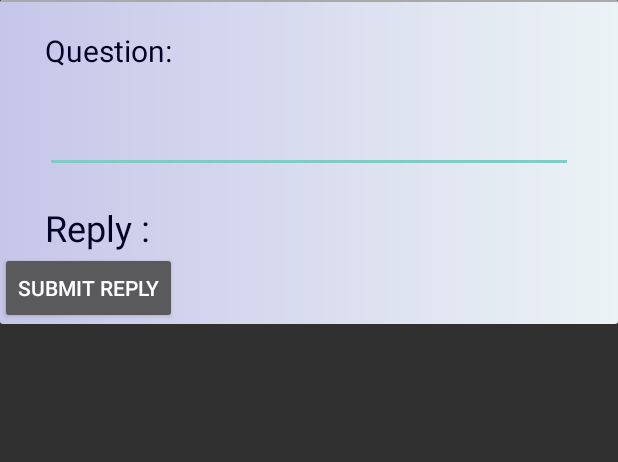
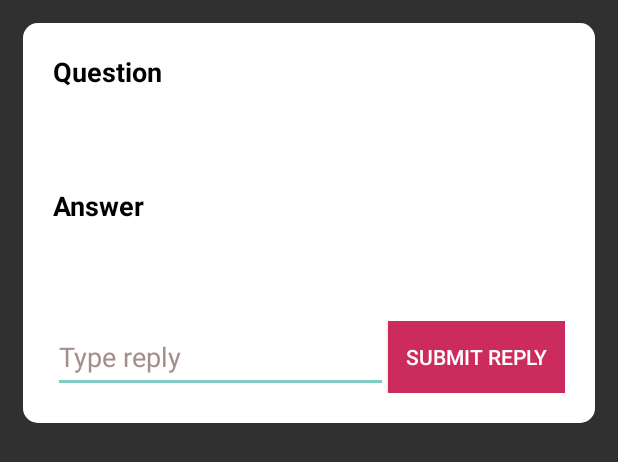
Before and after one commit to Pratiksha12051999/AttendanceAppUpdated, an Android app: the layout list_item_layout.xml on its own in the app's theme, with its tools: preview values and no code run, on a phone screen of 412 x 824 dp. Shown: the top 462 px of the screen. Run offline under Robolectric (Android 15) with nearby library versions, the phone set to English and light mode, and no system bars; Roboto replaces fonts that are not available here.

Commit message:
Discussion listview

```diff
--- a/app/src/main/java/com/example/attendanceapp/ForumActivity.java
+++ b/app/src/main/java/com/example/attendanceapp/ForumActivity.java
@@ -4,6 +4,7 @@ import androidx.appcompat.app.AppCompatActivity;
 import androidx.recyclerview.widget.LinearLayoutManager;
 import androidx.recyclerview.widget.RecyclerView;
 
+import android.graphics.Color;
 import android.os.Build;
 import android.os.Bundle;
 import android.view.View;
@@ -68,7 +69,10 @@ public class ForumActivity extends AppCompatActivity {
             @Override
             protected void populateViewHolder(DiscussViewHolder discussViewHolder, Discuss discuss, int i) {
                 discussViewHolder.setQuestion(discuss.getQuestion());
-                discussViewHolder.setAnswer(discuss.getAnswer());
+                if(discuss.getAnswer().equals(" "))
+                    discussViewHolder.setAnswer("Know the answer? Submit a reply!");
+                else
+                    discussViewHolder.setAnswer(discuss.getAnswer());
             }
         };
         list.setAdapter(firebaseRecyclerAdapter);
@@ -93,11 +97,19 @@ public class ForumActivity extends AppCompatActivity {
             reply.setOnClickListener(new View.OnClickListener() {
                 @Override
                 public void onClick(View v) {
+                    TextView question=(TextView) mView.findViewById(R.id.getquestion);
+                    String ques=question.getText().toString();
                     TextView giveanswer = (TextView) mView.findViewById(R.id.giveanswer);
                     String ans = giveanswer.getText().toString();
+                    DatabaseReference dRef=FirebaseDatabase.getInstance().getReference("Discussion");
+                    dRef.child(ques).child("answer").setValue(ans);
                 }
             });
             TextView getanswer = (TextView) mView.findViewById(R.id.getanswer);
+            if(answer.equals("Know the answer? Submit a reply!"))
+                getanswer.setTextColor(Color.rgb(255, 0, 0));
+            else
+                reply.setText("Change reply");
             getanswer.setText(answer);
         }
     }
--- a/app/src/main/res/layout/list_item_layout.xml
+++ b/app/src/main/res/layout/list_item_layout.xml
@@ -1,110 +1,109 @@
 <?xml version="1.0" encoding="utf-8"?>
 <LinearLayout xmlns:android="http://schemas.android.com/apk/res/android"
     xmlns:app="http://schemas.android.com/apk/res-auto"
-
     android:layout_width="match_parent"
     android:layout_height="wrap_content"
     android:orientation="vertical">
+
     <androidx.cardview.widget.CardView
         android:layout_width="match_parent"
+        android:layout_height="wrap_content"
+        android:layout_margin="15dp"
+        android:layout_marginLeft="0dp"
         android:layout_marginRight="0dp"
-        app:cardCornerRadius="2dp"
+        android:backgroundTint="#cc2b5e"
         android:orientation="vertical"
-        android:layout_marginLeft="0dp"
-        android:layout_height="wrap_content">
+        app:cardCornerRadius="10dp">
 
-        <View
-            android:id="@+id/divider2"
-            android:layout_width="match_parent"
-            android:layout_height="1dp"
-            android:layout_weight="4"
-            android:background="#a9a9a9" />
-        <LinearLayout
+        <androidx.constraintlayout.widget.ConstraintLayout
             android:layout_width="match_parent"
             android:layout_height="match_parent"
-            android:background="@drawable/bg1"
-            android:orientation="vertical">
+            android:background="#ffffff">
 
-            <LinearLayout
+            <TextView
+                android:id="@+id/textQuestion"
+                android:layout_width="wrap_content"
+                android:layout_height="wrap_content"
+                android:layout_margin="20dp"
+                android:text="Question"
+                android:textColor="#000000"
+                android:textSize="18dp"
+                android:textStyle="bold"
+                app:layout_constraintStart_toStartOf="parent"
+                app:layout_constraintTop_toTopOf="parent" />
+
+            <TextView
+                android:id="@+id/getquestion"
                 android:layout_width="match_parent"
                 android:layout_height="wrap_content"
-                android:layout_marginLeft="30dp"
-                android:layout_marginTop="20dp"
-                android:layout_marginRight="30dp"
-                android:orientation="horizontal">
+                android:textColor="#000000"
+                android:layout_margin="20dp"
+                android:textSize="18dp"
+                app:layout_constraintTop_toBottomOf="@id/textQuestion"
+                app:layout_constraintLeft_toLeftOf="parent"
+                app:layout_constraintRight_toRightOf="parent"/>
 
-                <TextView
-                    android:layout_width="wrap_content"
-                    android:layout_height="wrap_content"
-                    android:text="Question: "
-                    android:textColor="#020024"
-                    android:textSize="20sp" />
+            <TextView
+                android:id="@+id/textAnswer"
+                android:layout_width="wrap_content"
+                android:layout_height="wrap_content"
+                android:layout_margin="20dp"
+                android:textStyle="bold"
+                android:text="Answer"
+                android:textColor="#000000"
+                android:textSize="18dp"
+                app:layout_constraintStart_toStartOf="parent"
+                app:layout_constraintTop_toBottomOf="@id/getquestion" />
 
-                <TextView
-                    android:id="@+id/getquestion"
-                    android:layout_width="wrap_content"
-                    android:layout_height="wrap_content"
-                    android:text=""
-                    android:textColor="#020024"
-                    android:textSize="20sp" />
-
-            </LinearLayout>
-
-            <LinearLayout
+            <TextView
+                android:id="@+id/getanswer"
                 android:layout_width="match_parent"
                 android:layout_height="wrap_content"
-                android:layout_marginLeft="30dp"
-                android:layout_marginTop="20dp"
-                android:layout_marginRight="30dp"
-                android:orientation="horizontal">
+                android:textColor="#000000"
+                android:layout_margin="20dp"
+                android:textSize="18dp"
+                app:layout_constraintTop_toBottomOf="@id/textAnswer"
+                app:layout_constraintEnd_toEndOf="parent"
+                app:layout_constraintStart_toStartOf="parent"/>
+
+            <GridLayout
+                android:layout_width="match_parent"
+                android:layout_height="wrap_content"
+                android:background="#ffffff"
+                android:layout_margin="20dp"
+                app:layout_constraintTop_toBottomOf="@id/getanswer"
+                app:layout_constraintBottom_toBottomOf="parent">
 
                 <EditText
                     android:id="@+id/giveanswer"
-                    android:layout_width="match_parent"
-                    android:layout_height="wrap_content"
-                    android:textColor="#020024"
-                    android:textSize="20sp" />
-
-            </LinearLayout>
-
-            <LinearLayout
-                android:layout_width="match_parent"
-                android:layout_height="wrap_content"
-                android:layout_marginLeft="30dp"
-                android:layout_marginTop="20dp"
-                android:layout_marginRight="30dp"
-                android:orientation="horizontal">
-
-                <TextView
                     android:layout_width="wrap_content"
                     android:layout_height="wrap_content"
-                    android:text="Reply :"
-                    android:textColor="#020024"
-                    android:textSize="24dp" />
+                    android:layout_row="2"
+                    android:layout_column="0"
+                    android:textColor="#000000"
+                    android:textColorHint="#A58D8D"
+                    android:hint="Type reply"
+                    android:layout_gravity="fill"
+                    android:layout_columnWeight="10"
+                    android:layout_columnSpan="2"
+                    android:textSize="18dp"/>
 
-                <TextView
-                    android:id="@+id/getanswer"
-                    android:layout_width="wrap_content"
-                    android:layout_height="wrap_content"
-                    android:text=""
-                    android:textColor="#020024"
-                    android:textSize="20dp" />
+                <Button
+                    android:id="@+id/reply"
+                    android:background="#cc2b5e"
+                    android:padding="5dp"
+                    android:layout_row="2"
+                    android:layout_column="2"
+                    android:text="Submit reply"
+                    android:layout_gravity="fill"
+                    android:layout_rowWeight="1"
+                    android:layout_columnWeight="1"
+                    android:layout_columnSpan="1"/>
 
-            </LinearLayout>
+            </GridLayout>
 
-            <Button
-                android:id="@+id/reply"
-                android:layout_width="wrap_content"
-                android:layout_height="wrap_content"
-                android:text="Submit Reply"/>
+        </androidx.constraintlayout.widget.ConstraintLayout>
 
-        </LinearLayout>
-        <View
-            android:id="@+id/divider1"
-            android:layout_width="match_parent"
-            android:layout_height="1dp"
-            android:layout_weight="4"
-            android:background="#a9a9a9" />
     </androidx.cardview.widget.CardView>
 
 </LinearLayout>
```
